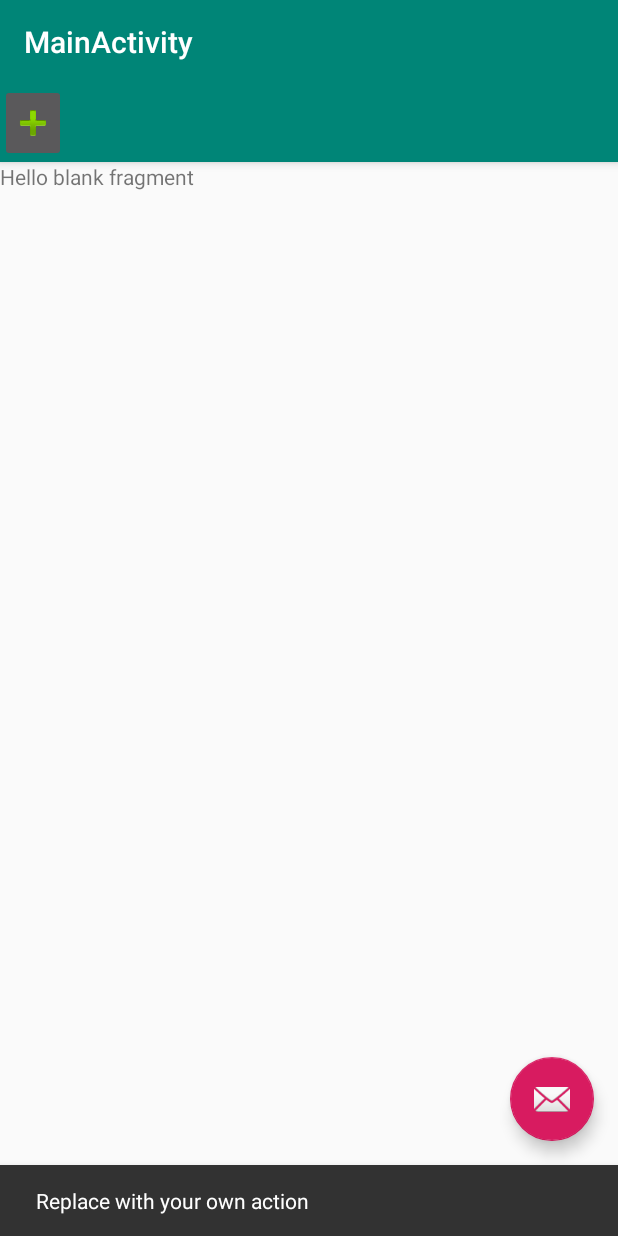
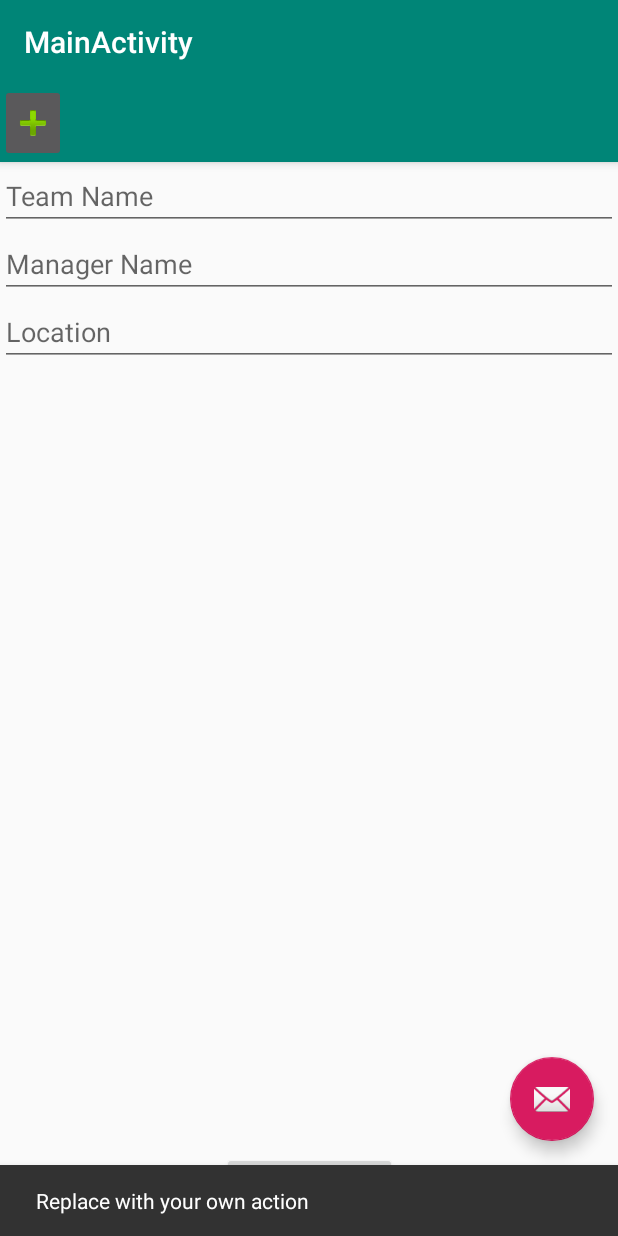
Before and after one commit to kandersonbsu/AndroidSoftballApp, an Android app: the fragment CreateTeamFragment placed in its activity, after a tap on an icon or button, on a phone screen of 412 x 824 dp. Run offline under Robolectric (Android 15) with nearby library versions, the phone set to English and light mode, and no system bars; libraries missing offline, so code that uses them is left out: io.objectbox; 5 statements that could not run were skipped.

```diff
--- a/app/src/main/java/com/example/softballapp/MainActivity.kt
+++ b/app/src/main/java/com/example/softballapp/MainActivity.kt
@@ -17,6 +17,7 @@ class MainActivity : AppCompatActivity(),TeamFragment.OnFragmentInteractionListe
 
     lateinit var teamFrag:TeamFragment
     lateinit var mainFrag:MainFragment
+    lateinit var teamBox:ObjectBox
 
     override fun onCreate(savedInstanceState: Bundle?) {
         super.onCreate(savedInstanceState)
@@ -26,6 +27,7 @@ class MainActivity : AppCompatActivity(),TeamFragment.OnFragmentInteractionListe
         val menuButton:ImageButton = findViewById(R.id.imageButton)
         teamFrag = TeamFragment.newInstance()
         mainFrag = MainFragment.newInstance()
+        var teamBox = ObjectBox.boxStore.boxFor(Team::class.java)
 
         //Default Fragment when app opens
         supportFragmentManager
@@ -51,4 +53,6 @@ class MainActivity : AppCompatActivity(),TeamFragment.OnFragmentInteractionListe
 
     }
 
+
+
 }
--- a/app/src/main/res/layout/fragment_create_team.xml
+++ b/app/src/main/res/layout/fragment_create_team.xml
@@ -1,6 +1,6 @@
 <?xml version="1.0" encoding="utf-8"?>
 <FrameLayout xmlns:android="http://schemas.android.com/apk/res/android"
-             xmlns:tools="http://schemas.android.com/tools"
+             xmlns:app="http://schemas.android.com/apk/res-auto" xmlns:tools="http://schemas.android.com/tools"
              android:layout_width="match_parent"
              android:layout_height="match_parent"
              tools:context=".CreateTeamFragment">
@@ -9,11 +9,37 @@
     <android.support.constraint.ConstraintLayout
             android:layout_width="match_parent"
             android:layout_height="match_parent">
-
-        <TextView
+        <Button
+                android:text="Create Team"
+                android:layout_width="wrap_content"
+                android:layout_height="wrap_content" android:id="@+id/createTeam"
+                android:layout_marginBottom="8dp"
+                app:layout_constraintBottom_toBottomOf="parent" app:layout_constraintStart_toStartOf="parent"
+                android:layout_marginLeft="8dp" android:layout_marginStart="8dp" android:layout_marginEnd="8dp"
+                app:layout_constraintEnd_toEndOf="parent" android:layout_marginRight="8dp"/>
+        <LinearLayout
+                android:orientation="vertical"
                 android:layout_width="match_parent"
-                android:layout_height="match_parent"
-                android:text="@string/hello_blank_fragment"/>
+                android:layout_height="match_parent">
+            <EditText
+                    android:layout_width="match_parent"
+                    android:layout_height="wrap_content"
+                    android:inputType="textPersonName"
+                    android:ems="10"
+                    android:id="@+id/teamName" android:hint="Team Name"/>
+            <EditText
+                    android:layout_width="match_parent"
+                    android:layout_height="wrap_content"
+                    android:inputType="textPersonName"
+                    android:ems="10"
+                    android:id="@+id/managerName" android:hint="Manager Name"/>
+            <EditText
+                    android:layout_width="match_parent"
+                    android:layout_height="wrap_content"
+                    android:inputType="textPersonName"
+                    android:ems="10"
+                    android:id="@+id/locationText" android:hint="Location"/>
+        </LinearLayout>
     </android.support.constraint.ConstraintLayout>
 
 </FrameLayout>
```
Also changed, not shown: app/src/main/java/com/example/softballapp/CreateTeamFragment.kt (+22 -1 lines), 1072 other files.
